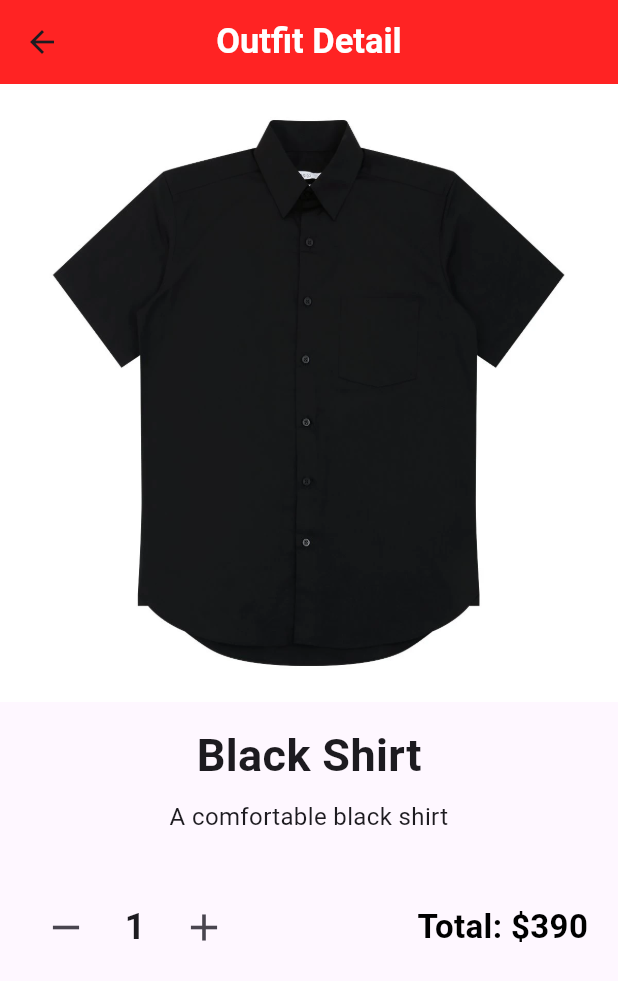
After one commit to kongkp23/uniqloshop, a Flutter app: the screen it shows after launch, after a tap on "Black Shirt", on a phone screen of 412 x 824 dp. The commit adds this screen. Shown: the top 981 px of the screen. Run offline on Flutter 3.47's test engine with Material 3 defaults, Android fonts, the phone set to English and light mode, and no system bars.

Commit message:
Add price model and update outfit model

```diff
--- a/lib/main.dart
+++ b/lib/main.dart
@@ -1,5 +1,6 @@
 import 'package:flutter/material.dart';
 import 'package:uniqloshop/model/outfit.dart';
+import 'package:uniqloshop/outfit_detail.dart';
 
 void main() {
   runApp(const UniqloShopApp());
@@ -14,23 +15,8 @@ class UniqloShopApp extends StatelessWidget {
     return MaterialApp(
       title: 'Flutter Demo',
       theme: ThemeData(
-        // This is the theme of your application.
-        //
-        // TRY THIS: Try running your application with "flutter run". You'll see
-        // the application has a purple toolbar. Then, without quitting the app,
-        // try changing the seedColor in the colorScheme below to Colors.green
-        // and then invoke "hot reload" (save your changes or press the "hot
-        // reload" button in a Flutter-supported IDE, or press "r" if you used
-        // the command line to start the app).
-        //
-        // Notice that the counter didn't reset back to zero; the application
-        // state is not lost during the reload. To reset the state, use hot
-        // restart instead.
-        //
-        // This works for code too, not just values: Most code changes can be
-        // tested with just a hot reload.
-        colorScheme: ColorScheme.fromSeed(seedColor: Colors.deepPurple),
-        useMaterial3: true,
+        appBarTheme: const AppBarTheme(
+        ),
       ),
       home: const MyHomePage(title: 'Uniqlo Shop'),
     );
@@ -40,15 +26,6 @@ class UniqloShopApp extends StatelessWidget {
 class MyHomePage extends StatefulWidget {
   const MyHomePage({super.key, required this.title});
 
-  // This widget is the home page of your application. It is stateful, meaning
-  // that it has a State object (defined below) that contains fields that affect
-  // how it looks.
-
-  // This class is the configuration for the state. It holds the values (in this
-  // case the title) provided by the parent (in this case the App widget) and
-  // used by the build method of the State. Fields in a Widget subclass are
-  // always marked "final".
-
   final String title;
 
   @override
@@ -56,13 +33,13 @@ class MyHomePage extends StatefulWidget {
 }
 
 class _MyHomePageState extends State<MyHomePage> {
-  int _counter = 0;
+  final int _counter = 0;
 
   @override
   Widget build(BuildContext context) {
     return Scaffold(
       appBar: AppBar(
-        backgroundColor: Color.fromARGB(255, 255, 35, 35),
+        backgroundColor: const Color.fromARGB(255, 255, 35, 35),
         title: Text(widget.title,
             style: const TextStyle(
               color: Colors.white,
@@ -75,6 +52,15 @@ class _MyHomePageState extends State<MyHomePage> {
         child: ListView.builder(
           itemBuilder: (BuildContext context, int index) {
             return GestureDetector(
+              onTap: () {
+                print('You tapped on ${Outfit.samples[index].OutfitLabel}');
+                Navigator.push(
+                  context,
+                  MaterialPageRoute(builder: (context) {
+                    return OutfitDetail(outfit: Outfit.samples[index]);
+                  }),
+                );
+              },
               child: buildOutfitCard(Outfit.samples[index]),
             );
           },
--- a/lib/model/outfit.dart
+++ b/lib/model/outfit.dart
@@ -1,13 +1,38 @@
+import 'package:uniqloshop/model/price.dart';
+
 class Outfit {
   String OutfitLabel;
   String OutfitUrl;
+  String OutfitDescrioption;
+  int pricePerItem;
+  List<Price> price = [];
 
-  Outfit(this.OutfitLabel, this.OutfitUrl);
+  Outfit(this.OutfitLabel, this.OutfitUrl,this.OutfitDescrioption, this.pricePerItem, this.price);
 
   static List<Outfit> samples = [
-    Outfit('Black Shirt' ,'assets/images/shirt.webp'),
-    Outfit('Navy Shorts' ,'assets/images/shorts.webp'),
-    Outfit('Varsity Jacket','assets/images/jacket.jpg'),
-    Outfit('Navy Joggers','assets/images/pants.png'),
+    Outfit('Black Shirt' ,'assets/images/shirt.webp','A comfortable black shirt', 390,
+    [
+      Price(name: 'Small', quantity: 1, unit: 'pcs'),
+      Price(name: 'Medium', quantity: 1, unit: 'pcs'),
+      Price(name: 'Large', quantity: 1, unit: 'pcs'),
+    ]),
+    Outfit('Navy Shorts' ,'assets/images/shorts.webp','Stylish navy shorts', 290,
+    [
+      Price(name: 'Small', quantity: 1, unit: 'pcs'),
+      Price(name: 'Medium', quantity: 1, unit: 'pcs'),
+      Price(name: 'Large', quantity: 1, unit: 'pcs'),
+    ]),
+    Outfit('Varsity Jacket','assets/images/jacket.jpg','Classic varsity jacket', 490,
+    [
+      Price(name: 'Small', quantity: 1, unit: 'pcs'),
+      Price(name: 'Medium', quantity: 1, unit: 'pcs'),
+      Price(name: 'Large', quantity: 1, unit: 'pcs'),
+    ]),
+    Outfit('Navy Joggers','assets/images/pants.png','Comfortable navy joggers', 390,
+    [
+      Price(name: 'Small', quantity: 1, unit: 'pcs'),
+      Price(name: 'Medium', quantity: 1, unit: 'pcs'),
+      Price(name: 'Large', quantity: 1, unit: 'pcs'),
+    ]),
   ];
 }
--- /dev/null
+++ b/lib/model/price.dart
@@ -0,0 +1,7 @@
+class Price {
+  final String name;
+  final int quantity;
+  final String unit;
+
+  Price({required this.name, required this.quantity, required this.unit});
+}
--- /dev/null
+++ b/lib/outfit_detail.dart
@@ -0,0 +1,114 @@
+import 'package:flutter/material.dart';
+import 'package:uniqloshop/model/outfit.dart';
+
+class OutfitDetail extends StatefulWidget {
+  final Outfit outfit;
+  OutfitDetail({super.key, required this.outfit});
+
+  @override
+  State<StatefulWidget> createState() {
+    return _OutfitDetailState();
+  }
+}
+
+class _OutfitDetailState extends State<OutfitDetail> {
+  int _quantity = 1;
+
+
+  int _pricePerUnit() {
+    return widget.outfit.pricePerItem;
+  }
+
+  @override
+  Widget build(BuildContext context) {
+    return Scaffold(
+      appBar: AppBar(
+        centerTitle: true,
+        backgroundColor: const Color.fromARGB(255, 255, 35, 35),
+        title: const Text(
+          'Outfit Detail',
+          style: TextStyle(
+            color: Colors.white,
+            fontSize: 23,
+            fontWeight: FontWeight.bold,
+          ),
+        ),
+      ),
+
+      body: SingleChildScrollView(
+        child: Column(
+          children: [
+
+            Image(
+              image: AssetImage(widget.outfit.OutfitUrl),
+
+            ),
+            const SizedBox(height: 14.0),
+            Text(
+              widget.outfit.OutfitLabel,
+              style: const TextStyle(
+                fontSize: 30,
+                fontWeight: FontWeight.bold,
+              ),
+            ),
+            Padding(
+              padding: const EdgeInsets.all(8.0),
+              child: Text(
+                widget.outfit.OutfitDescrioption,
+                textAlign: TextAlign.center,
+                style: const TextStyle(fontSize: 16),
+              ),
+            ),
+
+
+            Padding(
+              padding: const EdgeInsets.symmetric(horizontal: 20.0, vertical: 30.0),
+              child: Row(
+                mainAxisAlignment: MainAxisAlignment.center,
+                children: [
+
+                  IconButton(
+                    icon: const Icon(Icons.remove, size: 30),
+                    onPressed: () {
+                      setState(() {
+                        if (_quantity > 1) _quantity--;
+                      });
+                    },
+                  ),
+
+                  Padding(
+                    padding: const EdgeInsets.symmetric(horizontal: 15.0),
+                    child: Text(
+                      '$_quantity',
+                      style: const TextStyle(fontSize: 24, fontWeight: FontWeight.bold),
+                    ),
+                  ),
+
+                  IconButton(
+                    icon: const Icon(Icons.add, size: 30),
+                    onPressed: () {
+                      setState(() {
+                        _quantity++;
+                      });
+                    },
+                  ),
+                  const Spacer(),
+
+                  Text(
+                    'Total: \$${_quantity * _pricePerUnit()}',
+                    style: const TextStyle(
+                      fontSize: 22,
+                      fontWeight: FontWeight.bold,
+                      color: Color.fromARGB(255, 0, 0, 0)
+                    ),
+                  ),
+                ],
+              ),
+            ),
+            const SizedBox(height: 20),
+          ],
+        ),
+      ),
+    );
+  }
+}
```
Also changed, not shown: 1 other file.
